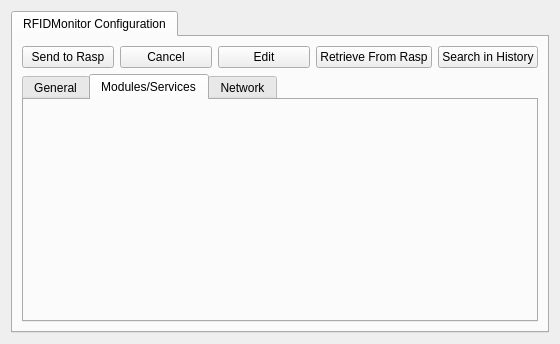
The window that RFIDMonitorDeskApp/gui/rfidmonitorinteractorwidget.ui (CELTAB/rfidmonitor) describes before a commit, drawn with Qt 5.
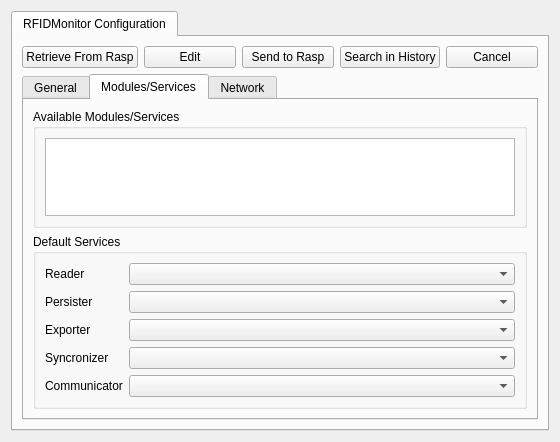
The same window after the commit. The open tabs and pages were chosen to show the change.

The edit to the form file:
```diff
--- a/RFIDMonitorDeskApp/gui/rfidmonitorinteractorwidget.ui
+++ b/RFIDMonitorDeskApp/gui/rfidmonitorinteractorwidget.ui
@@ -7,7 +7,7 @@
     <x>0</x>
     <y>0</y>
     <width>560</width>
-    <height>344</height>
+    <height>442</height>
    </rect>
   </property>
   <property name="windowTitle">
@@ -26,27 +26,6 @@
       <layout class="QVBoxLayout" name="verticalLayout_2">
        <item>
         <layout class="QHBoxLayout" name="horizontalLayout">
-         <item>
-          <widget class="QPushButton" name="btSendToRasp">
-           <property name="text">
-            <string>Send to Rasp</string>
-           </property>
-          </widget>
-         </item>
-         <item>
-          <widget class="QPushButton" name="btCancel">
-           <property name="text">
-            <string>Cancel</string>
-           </property>
-          </widget>
-         </item>
-         <item>
-          <widget class="QPushButton" name="btEdit">
-           <property name="text">
-            <string>Edit</string>
-           </property>
-          </widget>
-         </item>
          <item>
           <widget class="QPushButton" name="btRetrieveFromRasp">
            <property name="text">
@@ -54,6 +33,20 @@
            </property>
           </widget>
          </item>
+         <item>
+          <widget class="QPushButton" name="btEdit">
+           <property name="text">
+            <string>Edit</string>
+           </property>
+          </widget>
+         </item>
+         <item>
+          <widget class="QPushButton" name="btSendToRasp">
+           <property name="text">
+            <string>Send to Rasp</string>
+           </property>
+          </widget>
+         </item>
          <item>
           <widget class="QPushButton" name="btSearchInHistory">
            <property name="text">
@@ -61,6 +54,13 @@
            </property>
           </widget>
          </item>
+         <item>
+          <widget class="QPushButton" name="btCancel">
+           <property name="text">
+            <string>Cancel</string>
+           </property>
+          </widget>
+         </item>
         </layout>
        </item>
        <item>
@@ -77,6 +77,79 @@
           <attribute name="title">
            <string>Modules/Services</string>
           </attribute>
+          <layout class="QVBoxLayout" name="verticalLayout_3">
+           <item>
+            <widget class="QGroupBox" name="groupBox_3">
+             <property name="title">
+              <string>Available Modules/Services</string>
+             </property>
+             <layout class="QVBoxLayout" name="verticalLayout_5">
+              <item>
+               <widget class="QTreeView" name="treeViewAvailableModules"/>
+              </item>
+             </layout>
+            </widget>
+           </item>
+           <item>
+            <widget class="QGroupBox" name="groupBox">
+             <property name="title">
+              <string>Default Services</string>
+             </property>
+             <layout class="QFormLayout" name="formLayout_2">
+              <item row="0" column="0">
+               <widget class="QLabel" name="label_6">
+                <property name="text">
+                 <string>Reader</string>
+                </property>
+               </widget>
+              </item>
+              <item row="0" column="1">
+               <widget class="QComboBox" name="cbDefaultReaderService"/>
+              </item>
+              <item row="1" column="0">
+               <widget class="QLabel" name="label_7">
+                <property name="text">
+                 <string>Persister</string>
+                </property>
+               </widget>
+              </item>
+              <item row="1" column="1">
+               <widget class="QComboBox" name="cbDefaultPersisterService"/>
+              </item>
+              <item row="2" column="0">
+               <widget class="QLabel" name="label_8">
+                <property name="text">
+                 <string>Exporter</string>
+                </property>
+               </widget>
+              </item>
+              <item row="2" column="1">
+               <widget class="QComboBox" name="cbDefaultExporterService"/>
+              </item>
+              <item row="3" column="0">
+               <widget class="QLabel" name="label_9">
+                <property name="text">
+                 <string>Syncronizer</string>
+                </property>
+               </widget>
+              </item>
+              <item row="3" column="1">
+               <widget class="QComboBox" name="cbDefaultSyncronizerService"/>
+              </item>
+              <item row="4" column="0">
+               <widget class="QLabel" name="label_10">
+                <property name="text">
+                 <string>Communicator</string>
+                </property>
+               </widget>
+              </item>
+              <item row="4" column="1">
+               <widget class="QComboBox" name="cbDefaultCommunicatorService"/>
+              </item>
+             </layout>
+            </widget>
+           </item>
+          </layout>
          </widget>
          <widget class="QWidget" name="tabNetwork">
           <attribute name="title">
```
Left out of the diff: 108 changed lines with no effect on the pictures.
